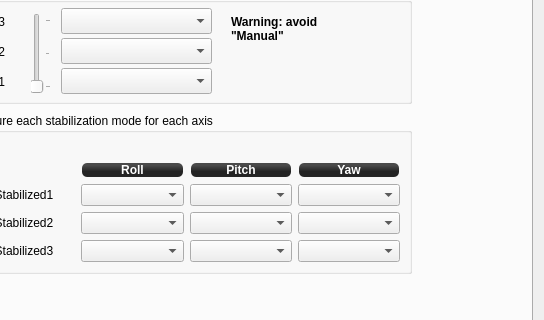
This is ground/openpilotgcs/src/plugins/config/input.ui in openpilot/OpenPilot as Qt 5 draws it before an edit; both pictures show x 82 to 626 and y 84 to 404 of the 626 by 532 pixel window. The edited form follows.
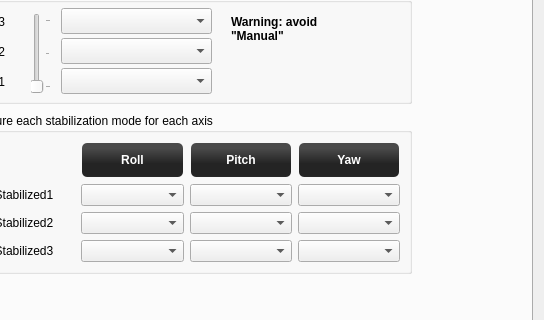
This is the edited form. The open tabs and pages were chosen to show the change. Icons and pictures are not drawn.

Commit message: UI Fix: Remove unnecessary spacer (that triggered a warning) from input page

Diff of the .ui file:
```diff
--- a/ground/openpilotgcs/src/plugins/config/input.ui
+++ b/ground/openpilotgcs/src/plugins/config/input.ui
@@ -239,7 +239,7 @@
         <string>Configure each stabilization mode for each axis</string>
        </property>
        <layout class="QGridLayout" name="gridLayout_2">
-        <item row="1" column="3">
+        <item row="0" column="3">
          <widget class="QLabel" name="label_10">
           <property name="styleSheet">
            <string notr="true">background-color: qlineargradient(spread:reflect, x1:0.507, y1:0, x2:0.507, y2:0.772, stop:0.208955 rgba(74, 74, 74, 255), stop:0.78607 rgba(36, 36, 36, 255));
@@ -367,7 +367,7 @@
           </property>
          </widget>
         </item>
-        <item row="1" column="1">
+        <item row="0" column="1">
          <widget class="QLabel" name="label_8">
           <property name="styleSheet">
            <string notr="true">background-color: qlineargradient(spread:reflect, x1:0.507, y1:0, x2:0.507, y2:0.772, stop:0.208955 rgba(74, 74, 74, 255), stop:0.78607 rgba(36, 36, 36, 255));
@@ -384,20 +384,7 @@
           </property>
          </widget>
         </item>
-        <item row="0" column="1">
-         <spacer name="verticalSpacer_3">
-          <property name="orientation">
-           <enum>Qt::Vertical</enum>
-          </property>
-          <property name="sizeHint" stdset="0">
-           <size>
-            <width>20</width>
-            <height>20</height>
-           </size>
-          </property>
-         </spacer>
-        </item>
-        <item row="1" column="2">
+        <item row="0" column="2">
          <widget class="QLabel" name="label_9">
           <property name="styleSheet">
            <string notr="true">background-color: qlineargradient(spread:reflect, x1:0.507, y1:0, x2:0.507, y2:0.772, stop:0.208955 rgba(74, 74, 74, 255), stop:0.78607 rgba(36, 36, 36, 255));
```
Left out of the diff: 24 changed lines with no effect on the pictures.
